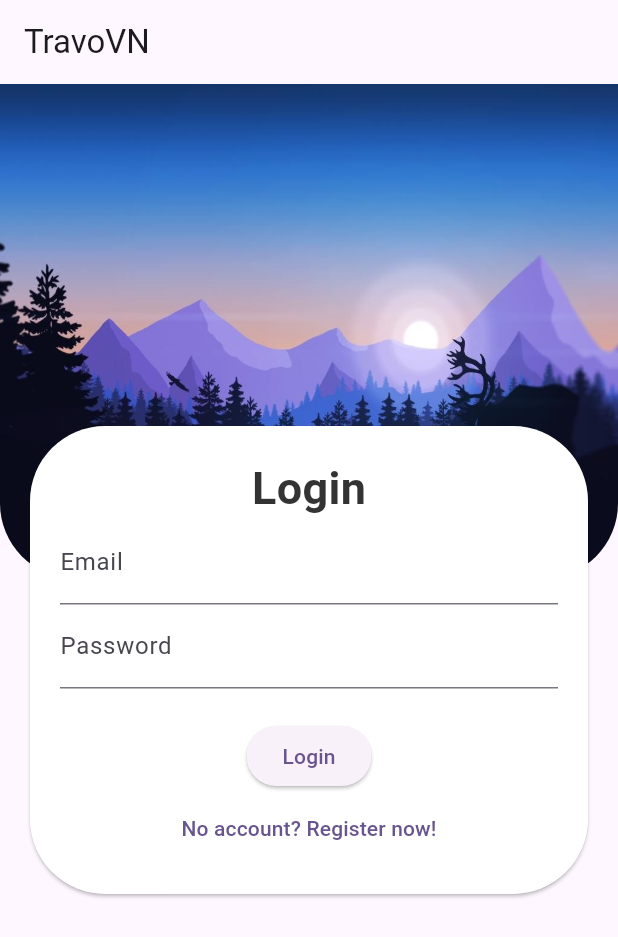
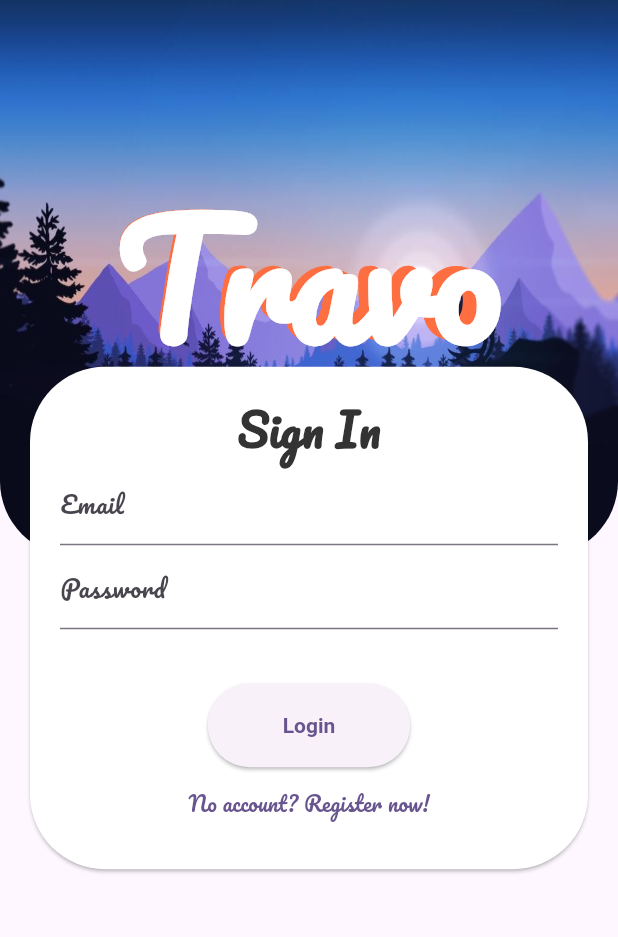
Before and after one commit to ngkhuong831/travo, a Flutter app: the screen it shows after launch, on a phone screen of 412 x 824 dp. Shown: the top 937 px of the screen. Run offline on Flutter 3.47's test engine with Material 2 defaults, Android fonts, the light colour scheme and no system bars; our stand-ins replace firebase_auth, firebase_core, google_fonts; accounts and stored records are empty.

Commit message:
small changes
UI: small login screen modifications

```diff
--- a/lib/main.dart
+++ b/lib/main.dart
@@ -23,6 +23,7 @@ class MyApp extends StatelessWidget {
     return MaterialApp(
       debugShowCheckedModeBanner: false,
       theme: ThemeData(
+        fontFamily: 'Pacifico',
         colorScheme: ColorScheme.fromSeed(seedColor: Colors.deepPurple),
         useMaterial3: true,
       ),
--- a/lib/screens/login_register_screen.dart
+++ b/lib/screens/login_register_screen.dart
@@ -1,4 +1,5 @@
 import 'package:firebase_auth/firebase_auth.dart';
+import 'package:google_fonts/google_fonts.dart';
 import 'package:travo/auth/auth.dart';
 import 'package:flutter/material.dart';
 import 'package:travo/widgets/login_form_widget.dart';
@@ -43,13 +44,32 @@ class _LoginPageState extends State<LoginPage> {
     }
   }
 
-  Widget _title() {
-    return const Text('TravoVN');
+  Widget _appname() {
+    return Stack(
+      children: [
+        Text(
+          'Travo',
+          style: GoogleFonts.pacifico(
+            color: Colors.deepOrangeAccent,
+            fontWeight: FontWeight.bold,
+            fontSize: 98.0,
+          ),
+        ),
+        Text(
+          'Travo',
+          style: GoogleFonts.pacifico(
+            color: Colors.white,
+            fontWeight: FontWeight.bold,
+            fontSize: 102.0,
+          ),
+        ),
+      ],
+    );
   }
 
   Widget _formtitle() {
     return Text(
-      isLogin ? 'Login' : 'Register',
+      isLogin ? 'Sign In' : 'Sign Up',
       style: const TextStyle(
         color: Color(0xff333333),
         fontWeight: FontWeight.bold,
@@ -72,6 +92,10 @@ class _LoginPageState extends State<LoginPage> {
 
   Widget _submitBtn() {
     return ElevatedButton(
+      style: ElevatedButton.styleFrom(
+        padding: const EdgeInsets.symmetric(horizontal: 50, vertical: 20),
+        textStyle: const TextStyle(fontWeight: FontWeight.bold),
+      ),
       onPressed:
           isLogin ? signInWithEmailAndPassword : createUserWithEmailAndPassword,
       child: Text(isLogin ? 'Login' : 'Register'),
@@ -92,10 +116,13 @@ class _LoginPageState extends State<LoginPage> {
   }
 
   Widget _errorMessage() {
-    return Text(
-      errorMessage == '' ? '' : 'Hmm! $errorMessage',
-      style: const TextStyle(
-        color: Color.fromARGB(255, 255, 0, 0),
+    return Padding(
+      padding: const EdgeInsets.all(8.0),
+      child: Text(
+        errorMessage == '' ? '' : 'Hmm! $errorMessage',
+        style: const TextStyle(
+          color: Color.fromARGB(255, 255, 0, 0),
+        ),
       ),
     );
   }
@@ -103,13 +130,10 @@ class _LoginPageState extends State<LoginPage> {
   @override
   Widget build(BuildContext context) {
     return Scaffold(
-      appBar: AppBar(
-        title: _title(),
-      ),
       body: Stack(
         children: [
           Container(
-            height: MediaQuery.of(context).size.height * 0.4,
+            height: MediaQuery.of(context).size.height * 0.45,
             decoration: BoxDecoration(
               image: DecorationImage(
                   image: Image.asset("assets/images/wallpaper.jpg").image,
@@ -118,6 +142,9 @@ class _LoginPageState extends State<LoginPage> {
                 bottomLeft: Radius.circular(50),
                 bottomRight: Radius.circular(50),
               ),
+            ),
+            child: Center(
+              child: _appname(),
             ),
           ),
           Center(
--- a/pubspec.yaml
+++ b/pubspec.yaml
@@ -37,6 +37,7 @@ dependencies:
   cupertino_icons: ^1.0.2
   firebase_core: ^2.13.0
   firebase_auth: ^4.6.1
+  google_fonts: ^4.0.4
 
 dev_dependencies:
   flutter_test:
```
Also changed, not shown: lib/screens/home_screen.dart (+16 -5 lines), pubspec.lock, 1 other file.
